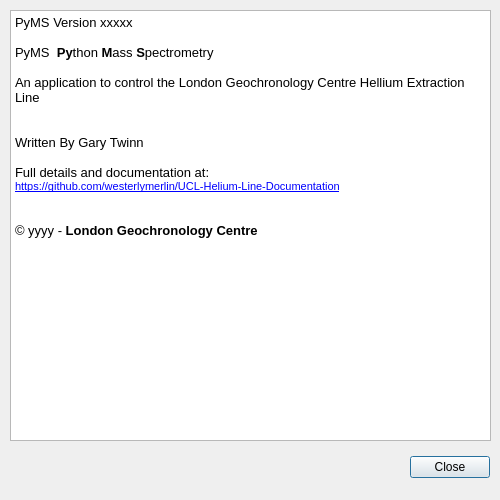
This is UI Resources/about.ui in westerlymerlin/UCL-PYMS as Qt 5 draws it before an edit. The edited form follows.
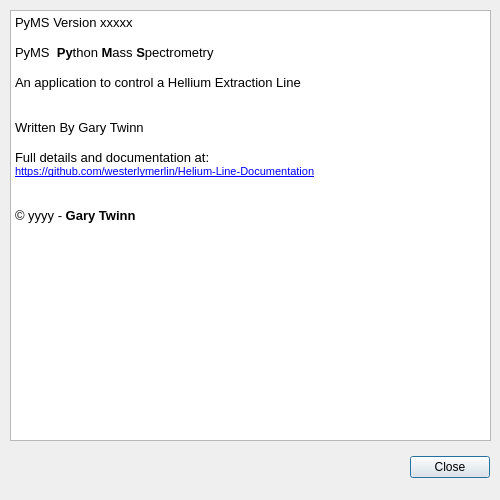
This is the edited form. Icons and pictures are not drawn.

```diff
--- a/UI Resources/about.ui
+++ b/UI Resources/about.ui
@@ -99,15 +99,15 @@
 &lt;p style=&quot;-qt-paragraph-type:empty; margin-top:0px; margin-bottom:0px; margin-left:0px; margin-right:0px; -qt-block-indent:0; text-indent:0px;&quot;&gt;&lt;br /&gt;&lt;/p&gt;
 &lt;p style=&quot; margin-top:0px; margin-bottom:0px; margin-left:0px; margin-right:0px; -qt-block-indent:0; text-indent:0px;&quot;&gt;PyMS  &lt;span style=&quot; font-weight:600;&quot;&gt;Py&lt;/span&gt;thon &lt;span style=&quot; font-weight:600;&quot;&gt;M&lt;/span&gt;ass &lt;span style=&quot; font-weight:600;&quot;&gt;S&lt;/span&gt;pectrometry&lt;/p&gt;
 &lt;p style=&quot;-qt-paragraph-type:empty; margin-top:0px; margin-bottom:0px; margin-left:0px; margin-right:0px; -qt-block-indent:0; text-indent:0px;&quot;&gt;&lt;br /&gt;&lt;/p&gt;
-&lt;p style=&quot; margin-top:0px; margin-bottom:0px; margin-left:0px; margin-right:0px; -qt-block-indent:0; text-indent:0px;&quot;&gt;An application to control the London Geochronology Centre Hellium Extraction Line&lt;/p&gt;
+&lt;p style=&quot; margin-top:0px; margin-bottom:0px; margin-left:0px; margin-right:0px; -qt-block-indent:0; text-indent:0px;&quot;&gt;An application to control a Hellium Extraction Line&lt;/p&gt;
 &lt;p style=&quot;-qt-paragraph-type:empty; margin-top:0px; margin-bottom:0px; margin-left:0px; margin-right:0px; -qt-block-indent:0; text-indent:0px;&quot;&gt;&lt;br /&gt;&lt;/p&gt;
 &lt;p style=&quot; margin-top:0px; margin-bottom:0px; margin-left:0px; margin-right:0px; -qt-block-indent:0; text-indent:0px;&quot;&gt;&lt;br /&gt;Written By Gary Twinn &lt;/p&gt;
 &lt;p style=&quot;-qt-paragraph-type:empty; margin-top:0px; margin-bottom:0px; margin-left:0px; margin-right:0px; -qt-block-indent:0; text-indent:0px;&quot;&gt;&lt;br /&gt;&lt;/p&gt;
 &lt;p style=&quot; margin-top:0px; margin-bottom:0px; margin-left:0px; margin-right:0px; -qt-block-indent:0; text-indent:0px;&quot;&gt;Full details and documentation at:&lt;/p&gt;
-&lt;p style=&quot; margin-top:0px; margin-bottom:0px; margin-left:0px; margin-right:0px; -qt-block-indent:0; text-indent:0px;&quot;&gt;&lt;a href=&quot;https://github.com/westerlymerlin/UCL-Helium-Line-Documentation&quot;&gt;&lt;span style=&quot; font-family:'MS Shell Dlg 2'; font-size:8pt; text-decoration: underline; color:#0000ff;&quot;&gt;https://github.com/westerlymerlin/UCL-Helium-Line-Documentation&lt;/span&gt;&lt;/a&gt;&lt;/p&gt;
+&lt;p style=&quot; margin-top:0px; margin-bottom:0px; margin-left:0px; margin-right:0px; -qt-block-indent:0; text-indent:0px;&quot;&gt;&lt;a href=&quot;https://github.com/westerlymerlin/Helium-Line-Documentation&quot;&gt;&lt;span style=&quot; font-family:'MS Shell Dlg 2'; font-size:8pt; text-decoration: underline; color:#0000ff;&quot;&gt;https://github.com/westerlymerlin/Helium-Line-Documentation&lt;/span&gt;&lt;/a&gt;&lt;/p&gt;
 &lt;p style=&quot;-qt-paragraph-type:empty; margin-top:0px; margin-bottom:0px; margin-left:0px; margin-right:0px; -qt-block-indent:0; text-indent:0px; text-decoration: underline; color:#0000ff;&quot;&gt;&lt;br /&gt;&lt;/p&gt;
 &lt;p style=&quot;-qt-paragraph-type:empty; margin-top:0px; margin-bottom:0px; margin-left:0px; margin-right:0px; -qt-block-indent:0; text-indent:0px; text-decoration: underline; color:#0000ff;&quot;&gt;&lt;br /&gt;&lt;/p&gt;
-&lt;p style=&quot; margin-top:0px; margin-bottom:0px; margin-left:0px; margin-right:0px; -qt-block-indent:0; text-indent:0px;&quot;&gt;© yyyy - &lt;span style=&quot; font-weight:600;&quot;&gt;London Geochronology Centre &lt;/span&gt;&lt;/p&gt;
+&lt;p style=&quot; margin-top:0px; margin-bottom:0px; margin-left:0px; margin-right:0px; -qt-block-indent:0; text-indent:0px;&quot;&gt;© yyyy - &lt;span style=&quot; font-weight:600;&quot;&gt;Gary Twinn &lt;/span&gt;&lt;/p&gt;
 &lt;p style=&quot;-qt-paragraph-type:empty; margin-top:0px; margin-bottom:0px; margin-left:0px; margin-right:0px; -qt-block-indent:0; text-indent:0px;&quot;&gt;&lt;br /&gt;&lt;/p&gt;
 &lt;p style=&quot;-qt-paragraph-type:empty; margin-top:0px; margin-bottom:0px; margin-left:0px; margin-right:0px; -qt-block-indent:0; text-indent:0px; font-family:'MS Shell Dlg 2'; font-size:9pt;&quot;&gt;&lt;br /&gt;&lt;/p&gt;&lt;/body&gt;&lt;/html&gt;</string>
    </property>
```
Left out of the diff: 6 changed lines with no effect on the pictures.
